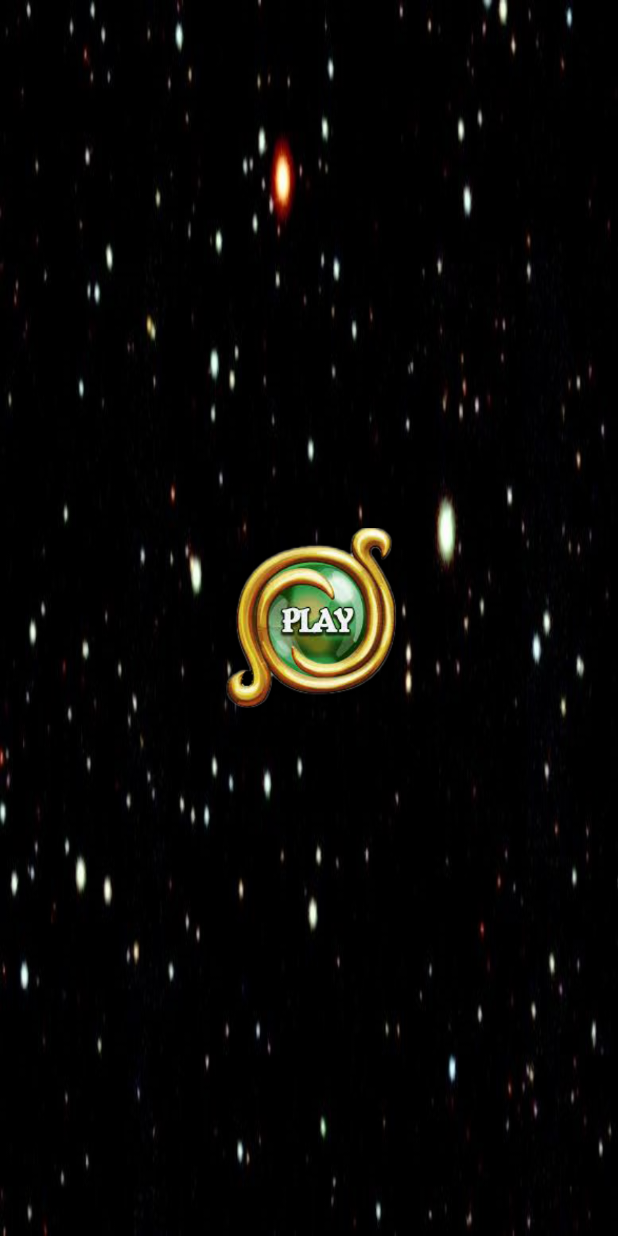
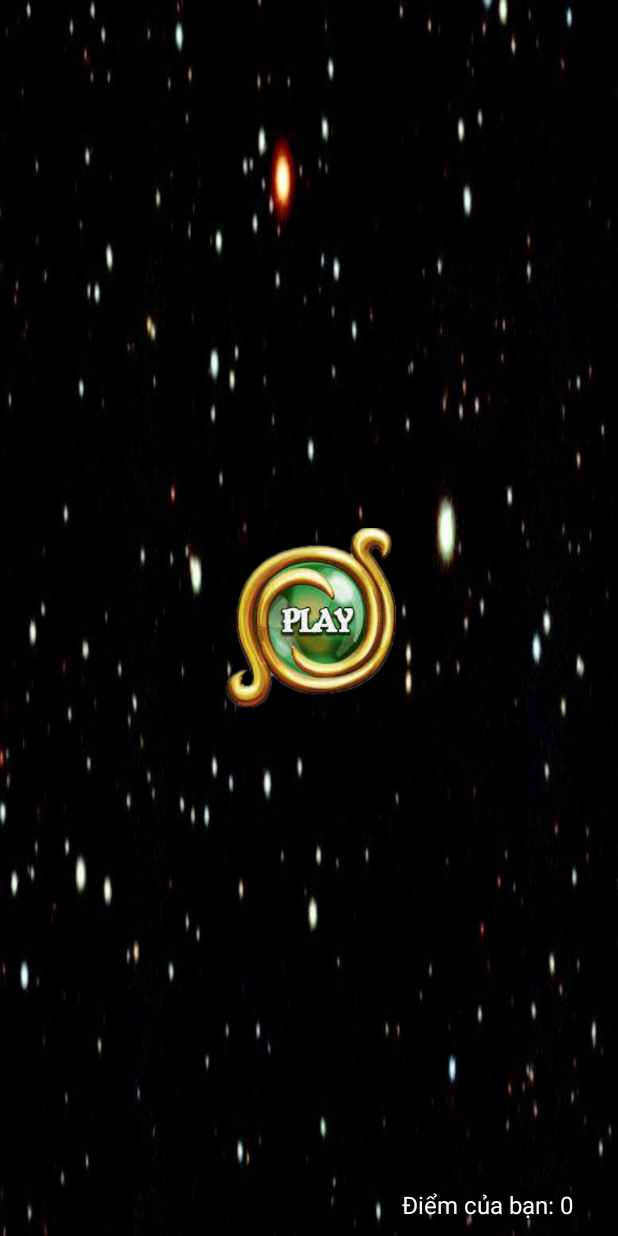
Before and after one commit to LinhAndroidDev/ShotPlane, an Android app: the layout activity_main.xml on its own in the app's theme, with its tools: preview values and no code run, on a phone screen of 412 x 824 dp. Run offline under Robolectric (Android 15) with nearby library versions, the phone set to English and light mode, and no system bars.

Commit message:
update 12/06

```diff
--- a/app/src/main/java/com/example/shotplane/MainActivity.kt
+++ b/app/src/main/java/com/example/shotplane/MainActivity.kt
@@ -10,8 +10,9 @@ import android.os.CountDownTimer
 import android.view.Display
 import android.view.MotionEvent
 import android.view.View
-import android.view.View.OnTouchListener
 import android.view.WindowManager
+import android.view.animation.Animation
+import android.view.animation.AnimationUtils
 import android.widget.ImageView
 import android.widget.RelativeLayout
 import androidx.appcompat.app.AppCompatActivity
@@ -19,7 +20,6 @@ import kotlinx.android.synthetic.main.activity_main.*
 import kotlin.math.abs
 import kotlin.math.pow
 import kotlin.math.sqrt
-import kotlin.text.Typography.bullet
 
 
 @Suppress("DEPRECATION")
@@ -29,21 +29,48 @@ class MainActivity : AppCompatActivity() {
     var xDown: Float = 0f
     var yDown: Float = 0f
     var TIME_CHANGE: Int = 0
-    var count1: Int = 0
-    var count2: Int = 0
-    var count3: Int = 0
-    var count4: Int = 0
-    var count5: Int = 0
-    var count6: Int = 0
     lateinit var increasePoint: MediaPlayer
+    lateinit var fail: MediaPlayer
+    lateinit var enlarge: Animation
+    lateinit var zoomOut: Animation
     lateinit var createBullet: CountDownTimer
     lateinit var moveBullet: CountDownTimer
+    var listHeader: ArrayList<ImageView> = arrayListOf()
+    var listCount: ArrayList<Int> = arrayListOf()
+    var listSpeech: ArrayList<Int> = arrayListOf()
+    lateinit var moveItemTime: CountDownTimer
+    var SCORE: Int = 50
 
+    @SuppressLint("SetTextI18n")
     override fun onCreate(savedInstanceState: Bundle?) {
         super.onCreate(savedInstanceState)
         setContentView(R.layout.activity_main)
 
         increasePoint = MediaPlayer.create(this,R.raw.getpoint)
+        fail = MediaPlayer.create(this,R.raw.tiengbaoloi)
+        enlarge = AnimationUtils.loadAnimation(this, R.anim.enlarge)
+        zoomOut = AnimationUtils.loadAnimation(this, R.anim.zoom_out)
+        score.text = "Điểm của bạn $SCORE"
+
+        //add list header
+        listHeader.add(header1)
+        listHeader.add(header2)
+        listHeader.add(header3)
+        listHeader.add(header4)
+        listHeader.add(header5)
+        listHeader.add(header6)
+
+        //add count
+        for(i in 0 until listHeader.size){
+            listCount.add(0)
+        }
+
+        //add speed header
+        for(i in 0 until listHeader.size){
+            listSpeech.add(1)
+        }
+
+        setMoveItem()
 
         setWindow()
 
@@ -54,6 +81,30 @@ class MainActivity : AppCompatActivity() {
         setPositionItem()
 
         initUi()
+    }
+
+    private fun setMoveItem() {
+        moveItemTime = object : CountDownTimer(600000, 10) {
+            @SuppressLint("SetTextI18n")
+            override fun onTick(p0: Long) {
+                for(i in 0 until listHeader.size){
+                    listHeader[i].y = listHeader[i].y + listSpeech[i]
+                    if (listHeader[i].y - screenHeight >= 0) {
+                        if(listHeader[i].visibility == View.VISIBLE && SCORE > 0){
+                            SCORE -= 10
+                            score.text = "Điểm của bạn $SCORE"
+                        }
+                        setVisibleHeaderAgain(listHeader[i])
+                    }
+                    setCollidePLaneWithHeader(listHeader[i],plane)
+                }
+                TIME_CHANGE += 10
+            }
+
+            override fun onFinish() {
+
+            }
+        }
     }
 
     private fun moveBackGround() {
@@ -83,36 +134,19 @@ class MainActivity : AppCompatActivity() {
     @SuppressLint("ClickableViewAccessibility")
     private fun initUi() {
         play.setOnClickListener {
-
-//            plane.x = ((screenWidth/2 - plane.width/2).toFloat())
-//            plane.y = ((screenHeight/2 - plane.height/2).toFloat())
-
             createBullet()
-
+            plane.isEnabled = true
+            plane.x = (screenWidth/2 - plane.width/2).toFloat()
+            plane.y = (screenHeight/2 - plane.height/2).toFloat()
+            play.startAnimation(zoomOut)
             play.visibility = View.GONE
+            SCORE = 50
             setVisibleHeader()
 
-            object : CountDownTimer(600000, 10) {
-                override fun onTick(p0: Long) {
-                    header1.y = header1.y + 1
-                    header2.y = header1.y + 1
-                    header3.y = header1.y + 1
-                    header4.y = header1.y + 1
-                    header5.y = header1.y + 1
-                    header6.y = header1.y + 1
-                    if (header1.y - screenHeight >= 0) {
-                        setVisibleHeader()
-                    }
-                    TIME_CHANGE += 10
-                }
-
-                override fun onFinish() {
-
-                }
-
-            }.start()
+            moveItemTime.start()
         }
 
+        //move plane
         plane.setOnTouchListener { _, even ->
             when (even?.actionMasked) {
                 MotionEvent.ACTION_DOWN -> {
@@ -144,80 +178,34 @@ class MainActivity : AppCompatActivity() {
         createBullet = object : CountDownTimer(600000, 200) {
             override fun onTick(p0: Long) {
                 val bullet = ImageView(applicationContext)
-                val params = RelativeLayout.LayoutParams(40, 60)
+                val params = RelativeLayout.LayoutParams(30, 45)
                 bullet.layoutParams = params
                 layoutGame.addView(bullet)
                 bullet.setBackgroundResource(R.drawable.icon_dan)
-                bullet.x = plane.x + 40
-                bullet.y = plane.y - 40
+                bullet.x = plane.x + 45
+                bullet.y = plane.y - 30
 
                 moveBullet = object : CountDownTimer(600000, 10) {
+                    @SuppressLint("SetTextI18n")
                     override fun onTick(p0: Long) {
                         bullet.y = bullet.y - 5
-                        if(setCollide(header1, bullet, count1) == 0){
-                            header1.visibility = View.GONE
-                            bullet.visibility = View.GONE
-                            increasePoint.start()
-                            count1 = 0
-                        }else if(setCollide(header1, bullet, count1) == 1){
-                            bullet.visibility = View.GONE
-                            bullet.y = bullet.y + 500
-                            count1++
-                        }
-
-                        if(setCollide(header2, bullet, count2) == 0){
-                            header2.visibility = View.GONE
-                            bullet.visibility = View.GONE
-                            increasePoint.start()
-                            count2 = 0
-                        }else if(setCollide(header2, bullet, count2) == 1){
-                            bullet.visibility = View.GONE
-                            bullet.y = bullet.y + 500
-                            count2++
-                        }
-
-                        if(setCollide(header3, bullet, count3) == 0){
-                            header3.visibility = View.GONE
-                            bullet.visibility = View.GONE
-                            increasePoint.start()
-                            count3 = 0
-                        }else if(setCollide(header3, bullet, count3) == 1){
-                            bullet.visibility = View.GONE
-                            bullet.y = bullet.y + 500
-                            count3++
-                        }
-
-                        if(setCollide(header4, bullet, count4) == 0){
-                            header4.visibility = View.GONE
-                            bullet.visibility = View.GONE
-                            increasePoint.start()
-                            count4 = 0
-                        }else if(setCollide(header4, bullet, count4) == 1){
-                            bullet.visibility = View.GONE
-                            bullet.y = bullet.y + 500
-                            count4++
-                        }
-
-                        if(setCollide(header5, bullet, count5) == 0){
-                            header5.visibility = View.GONE
-                            bullet.visibility = View.GONE
-                            increasePoint.start()
-                            count5 = 0
-                        }else if(setCollide(header5, bullet, count5) == 1){
-                            bullet.visibility = View.GONE
-                            bullet.y = bullet.y + 500
-                            count5++
-                        }
-
-                        if(setCollide(header6, bullet, count6) == 0){
-                            header6.visibility = View.GONE
-                            bullet.visibility = View.GONE
-                            increasePoint.start()
-                            count6 = 0
-                        }else if(setCollide(header6, bullet, count6) == 1){
-                            bullet.visibility = View.GONE
-                            bullet.y = bullet.y + 500
-                            count6++
+                        for(i in 0 until listHeader.size){
+                            if(setCollideBulletWithHeader(listHeader[i], bullet, listCount[i]) == 0){
+                                listHeader[i].visibility = View.GONE
+                                bullet.visibility = View.GONE
+                                setVisibleHeaderAgain(listHeader[i])
+                                increasePoint.start()
+                                listCount[i] = 0
+                                listSpeech[i] = 1
+                                SCORE += 10
+                                score.text = "Điểm của bạn $SCORE"
+                            }else if(setCollideBulletWithHeader(listHeader[i], bullet, listCount[i]) == 1){
+                                bullet.visibility = View.GONE
+                                bullet.y = bullet.y + 100000
+                                bullet.x = bullet.x + 100000
+                                listCount[i]++
+                                listSpeech[i] = listCount[i] + 2
+                            }
                         }
                     }
 
@@ -235,10 +223,10 @@ class MainActivity : AppCompatActivity() {
         }.start()
     }
 
-    private fun setCollide(header: ImageView, bullet: ImageView, count: Int) : Int{
+    private fun setCollideBulletWithHeader(header: ImageView, bullet: ImageView, count: Int) : Int{
         val distanceFromBulletToHeader = sqrt(
             abs((header.x + header.width / 2) - bullet.x).toDouble()
-                .pow(2.0) + abs((header.y + header.height / 2) - bullet.y).toDouble()
+                .pow(2.0) + abs((header.y + header.height / 6) - bullet.y).toDouble()
                 .pow(2.0)
             )
 
@@ -254,15 +242,29 @@ class MainActivity : AppCompatActivity() {
         return 2
     }
 
+    private fun setCollidePLaneWithHeader(header: ImageView, pl: ImageView){
+        val distanceFromPlaneToHeader = sqrt(
+            abs((header.x + header.width / 2) - (pl.x + pl.width/2)).toDouble()
+                .pow(2.0) + abs((header.y + header.height / 6) - (pl.y + pl.height/2)).toDouble()
+                .pow(2.0)
+        )
+        if(-70 <= distanceFromPlaneToHeader && distanceFromPlaneToHeader <= 70
+            && header.y >= 0 && header.visibility == View.VISIBLE){
+            fail.start()
+            moveItemTime.cancel()
+            createBullet.cancel()
+            plane.isEnabled = false
+            play.visibility = View.VISIBLE
+            play.startAnimation(enlarge)
+        }
+    }
+
     private fun setVisibleHeader() {
         val random: java.util.Random = java.util.Random()
         do {
-            header1.y = random.nextInt(screenHeight / 2) * (-1).toFloat()
-            header2.y = random.nextInt(screenHeight / 2) * (-1).toFloat()
-            header3.y = random.nextInt(screenHeight / 2) * (-1).toFloat()
-            header4.y = random.nextInt(screenHeight / 2) * (-1).toFloat()
-            header5.y = random.nextInt(screenHeight / 2) * (-1).toFloat()
-            header6.y = random.nextInt(screenHeight / 2) * (-1).toFloat()
+            for(i in 0 until listHeader.size){
+                listHeader[i].y = random.nextInt(screenHeight / 2) * (-1).toFloat()
+            }
         } while (header1.y == header2.y || header1.y == header3.y || header1.y == header4.y || header1.y == header5.y || header1.y == header6.y ||
             header2.y == header3.y || header2.y == header4.y || header2.y == header5.y || header2.y == header6.y ||
             header3.y == header4.y || header3.y == header5.y || header3.y == header6.y ||
@@ -270,19 +272,17 @@ class MainActivity : AppCompatActivity() {
             header5.y == header6.y
         )
 
-        header1.visibility = View.VISIBLE
-        header2.visibility = View.VISIBLE
-        header3.visibility = View.VISIBLE
-        header4.visibility = View.VISIBLE
-        header5.visibility = View.VISIBLE
-        header6.visibility = View.VISIBLE
+        for(i in 0 until listHeader.size){
+            listHeader[i].visibility = View.VISIBLE
+            setAnimationView(listHeader[i])
+        }
+    }
 
-        setAnimationView(header1)
-        setAnimationView(header2)
-        setAnimationView(header3)
-        setAnimationView(header4)
-        setAnimationView(header5)
-        setAnimationView(header6)
+    private fun setVisibleHeaderAgain(header: ImageView){
+        val random: java.util.Random = java.util.Random()
+        header.y = random.nextInt(screenHeight / 2) * (-1).toFloat()
+        header.visibility = View.VISIBLE
+        setAnimationView(header)
     }
 
     private fun setAnimationView(image: ImageView) {
--- /dev/null
+++ b/app/src/main/res/drawable/svgviewer_output.xml
@@ -0,0 +1,72 @@
+<vector xmlns:android="http://schemas.android.com/apk/res/android"
+    android:width="499.2dp"
+    android:height="499.2dp"
+    android:viewportWidth="499.2"
+    android:viewportHeight="499.2">
+  <path
+      android:pathData="M481.6,499.2l-464,0l159.2,-368l145.6,0z"
+      android:fillColor="#005EE5CF"/>
+  <path
+      android:pathData="M303.2,153.6c0,24 -24,42.4 -53.6,42.4S196,176.8 196,153.6c0,-24 24,-42.4 53.6,-42.4S303.2,129.6 303.2,153.6z"
+      android:fillColor="#EA1F0A"/>
+  <path
+      android:pathData="M287.2,123.2c20.8,16.8 20.8,44 0,60.8s-54.4,16.8 -76,0"
+      android:fillColor="#C61109"/>
+  <path
+      android:pathData="M190.4,137.6c0,24 -24,42.4 -53.6,42.4s-53.6,-19.2 -53.6,-42.4c0,-24 24,-42.4 53.6,-42.4S190.4,114.4 190.4,137.6z"
+      android:fillColor="#EA1F0A"/>
+  <path
+      android:pathData="M174.4,107.2c20.8,16.8 20.8,44 0,60.8s-54.4,16.8 -76,0"
+      android:fillColor="#C61109"/>
+  <path
+      android:pathData="M416,137.6c0,24 -24,42.4 -53.6,42.4s-53.6,-19.2 -53.6,-42.4c0,-24 24,-42.4 53.6,-42.4C392,95.2 416,114.4 416,137.6z"
+      android:fillColor="#EA1F0A"/>
+  <path
+      android:pathData="M400,107.2c20.8,16.8 20.8,44 0,60.8s-54.4,16.8 -76,0"
+      android:fillColor="#C61109"/>
+  <path
+      android:pathData="M374.4,78.4C368,44 314.4,0 249.6,0S131.2,44 124.8,78.4c-67.2,7.2 -111.2,20 -111.2,34.4c0,22.4 105.6,40 236,40s236,-18.4 236,-40C485.6,98.4 440.8,85.6 374.4,78.4z"
+      android:fillColor="#2196F3"/>
+  <path
+      android:pathData="M249.6,152.8c130.4,0 236,-18.4 236,-40c0,-14.4 -44.8,-27.2 -111.2,-34.4C368,44 314.4,0 249.6,0"
+      android:fillColor="#2D7495"/>
+  <path
+      android:name="linght1"
+      android:pathData="M188,79.2m-15.2,0a15.2,15.2 0,1 1,30.4 0a15.2,15.2 0,1 1,-30.4 0"
+      android:fillColor="#FFC41D"/>
+  <path
+      android:name="linght2"
+      android:pathData="M198.4,68.8c5.6,5.6 5.6,15.2 0,21.6c-5.6,5.6 -15.2,5.6 -21.6,0"
+      android:fillColor="#F4A211"/>
+  <path
+      android:name="linght3"
+      android:pathData="M249.6,79.2m-15.2,0a15.2,15.2 0,1 1,30.4 0a15.2,15.2 0,1 1,-30.4 0"
+      android:fillColor="#FFC41D"/>
+  <path
+      android:pathData="M260,68.8c5.6,5.6 5.6,15.2 0,21.6c-5.6,5.6 -15.2,5.6 -21.6,0"
+      android:fillColor="#F4A211"/>
+  <path
+      android:pathData="M311.2,79.2m-15.2,0a15.2,15.2 0,1 1,30.4 0a15.2,15.2 0,1 1,-30.4 0"
+      android:fillColor="#FFC41D"/>
+  <path
+      android:pathData="M322.4,68.8c5.6,5.6 5.6,15.2 0,21.6c-5.6,5.6 -15.2,5.6 -21.6,0"
+      android:fillColor="#F4A211"/>
+  <path
+      android:pathData="M428.8,377.6l-54.4,54.4l-33.6,-33.6l-32,31.2l-111.2,-111.2l-85.6,86.4l-36.8,-39.2l-57.6,133.6l464,0z"
+      android:fillColor="#0039C9AD"/>
+  <path
+      android:pathData="M428.8,377.6l-54.4,70.4l-33.6,-49.6l-32,55.2l-111.2,-135.2l-85.6,125.6l-36.8,-78.4l-57.6,133.6l464,0z"
+      android:fillColor="#002ABA9E"/>
+  <path
+      android:pathData="M346.4,265.6c-1.6,0 -3.2,0 -4.8,0.8c-3.2,-3.2 -7.2,-4.8 -12,-4.8h-0.8c-0.8,-8.8 -8,-16 -16.8,-16c-7.2,0 -12.8,4.8 -15.2,10.4c-0.8,0 -1.6,0 -2.4,0c-6.4,0 -12.8,4 -15.2,9.6c-2.4,-0.8 -4,-1.6 -6.4,-1.6c-9.6,0 -16.8,7.2 -16.8,16.8s7.2,16.8 16.8,16.8c0.8,0 1.6,0 2.4,0c3.2,4.8 8,8.8 14.4,8.8c4,0 7.2,-1.6 9.6,-3.2c3.2,4 8,6.4 12.8,6.4s8.8,-1.6 12,-4.8c1.6,0.8 3.2,0.8 4.8,0.8c5.6,0 10.4,-2.4 13.6,-6.4c1.6,0 2.4,0.8 4,0.8c9.6,0 16.8,-7.2 16.8,-16.8S355.2,265.6 346.4,265.6z"
+      android:fillColor="#0039C9AD"/>
+  <path
+      android:pathData="M345.6,271.2c-1.6,0 -3.2,0 -4,0.8c-3.2,-2.4 -7.2,-3.2 -12,-3.2h-0.8c-0.8,-5.6 -8,-10.4 -16.8,-10.4c-7.2,0 -12.8,3.2 -15.2,7.2c-0.8,0 -1.6,0 -2.4,0c-6.4,0 -12.8,2.4 -15.2,6.4c-2.4,-0.8 -4,-0.8 -6.4,-0.8c-8.8,0 -16.8,4.8 -16.8,11.2c0,6.4 7.2,11.2 16.8,11.2c0.8,0 1.6,0 2.4,0c3.2,3.2 8,5.6 14.4,5.6c4,0 7.2,-0.8 9.6,-2.4c3.2,2.4 8,4 12.8,4s8.8,-1.6 12,-3.2c1.6,0 3.2,0.8 4.8,0.8c5.6,0 10.4,-1.6 13.6,-4.8c1.6,0 2.4,0 4,0c8.8,0 16.8,-4.8 16.8,-11.2C361.6,276.8 354.4,271.2 345.6,271.2z"
+      android:fillColor="#002ABA9E"/>
+  <path
+      android:pathData="M164,249.6c1.6,0 2.4,0 3.2,0.8c2.4,-2.4 5.6,-4 9.6,-4h0.8c0,-7.2 6.4,-12.8 13.6,-12.8c5.6,0 10.4,3.2 12.8,8.8c0.8,0 0.8,0 1.6,0c5.6,0 10.4,3.2 12,8c1.6,-0.8 3.2,-0.8 5.6,-0.8c7.2,0 13.6,6.4 13.6,13.6c0,7.2 -5.6,13.6 -13.6,13.6c-0.8,0 -0.8,0 -1.6,0c-2.4,4 -6.4,7.2 -12,7.2c-3.2,0 -5.6,-0.8 -8,-2.4c-2.4,3.2 -6.4,4.8 -10.4,4.8s-7.2,-1.6 -9.6,-4c-1.6,0 -2.4,0.8 -4,0.8c-4.8,0 -8,-2.4 -10.4,-5.6c-0.8,0 -2.4,0.8 -3.2,0.8c-7.2,0 -13.6,-6.4 -13.6,-13.6C150.4,256 156,249.6 164,249.6z"
+      android:fillColor="#0039C9AD"/>
+  <path
+      android:pathData="M164,254.4c1.6,0 2.4,0 3.2,0c2.4,-1.6 5.6,-2.4 9.6,-2.4h0.8c0,-4.8 6.4,-8.8 13.6,-8.8c5.6,0 10.4,2.4 12,5.6c0.8,0 0.8,0 1.6,0c5.6,0 9.6,2.4 12,5.6c1.6,-0.8 3.2,-0.8 5.6,-0.8c7.2,0 13.6,4 13.6,8.8s-5.6,8.8 -13.6,8.8c-0.8,0 -0.8,0 -1.6,0c-2.4,2.4 -6.4,4.8 -11.2,4.8c-3.2,0 -5.6,-0.8 -8,-1.6c-2.4,2.4 -6.4,3.2 -10.4,3.2s-7.2,-0.8 -9.6,-2.4c-1.6,0 -2.4,0.8 -4,0.8c-4,0 -8,-1.6 -10.4,-4c-0.8,0 -2.4,0 -3.2,0c-7.2,0 -13.6,-4 -13.6,-8.8C151.2,258.4 156.8,254.4 164,254.4z"
+      android:fillColor="#002ABA9E"/>
+</vector>
--- a/app/src/main/res/layout/activity_main.xml
+++ b/app/src/main/res/layout/activity_main.xml
@@ -6,11 +6,6 @@
     android:layout_height="match_parent"
     tools:context=".MainActivity"
     android:id="@+id/layoutGame">
-    <RelativeLayout
-        android:layout_width="match_parent"
-        android:layout_height="match_parent"
-        tools:context=".MainActivity"
-        android:id="@+id/main">
     <ImageView
         android:id="@+id/screenFirst"
         android:background="@drawable/readhy"
@@ -24,51 +19,51 @@
         />
     <ImageView
         android:id="@+id/header1"
-            android:src="@drawable/icon_tivi"
+        android:src="@drawable/svgviewer_output"
         android:layout_marginStart="60dp"
-            android:layout_width="70dp"
-            android:layout_height="70dp"
+        android:layout_width="80dp"
+        android:layout_height="80dp"
         android:visibility="gone"/>
     <ImageView
         android:id="@+id/header2"
-            android:src="@drawable/icon_tivi"
+        android:src="@drawable/svgviewer_output"
         android:layout_marginStart="190dp"
-            android:layout_width="70dp"
-            android:layout_height="70dp"
+        android:layout_width="80dp"
+        android:layout_height="80dp"
         android:visibility="gone"/>
     <ImageView
         android:id="@+id/header3"
         android:layout_marginStart="320dp"
-            android:src="@drawable/icon_tivi"
-            android:layout_width="70dp"
-            android:layout_height="70dp"
+        android:src="@drawable/svgviewer_output"
+        android:layout_width="80dp"
+        android:layout_height="80dp"
         android:visibility="gone"/>
     <ImageView
         android:id="@+id/header4"
         android:layout_marginStart="450dp"
-            android:src="@drawable/icon_tivi"
-            android:layout_width="70dp"
-            android:layout_height="70dp"
+        android:src="@drawable/svgviewer_output"
+        android:layout_width="80dp"
+        android:layout_height="80dp"
         android:visibility="gone"/>
     <ImageView
         android:id="@+id/header5"
         android:layout_marginStart="580dp"
-            android:src="@drawable/icon_tivi"
-            android:layout_width="70dp"
-            android:layout_height="70dp"
+        android:src="@drawable/svgviewer_output"
+        android:layout_width="80dp"
+        android:layout_height="80dp"
         android:visibility="gone"/>
     <ImageView
         android:id="@+id/header6"
         android:layout_marginStart="710dp"
-            android:src="@drawable/icon_tivi"
-            android:layout_width="70dp"
-            android:layout_height="70dp"
+        android:src="@drawable/svgviewer_output"
+        android:layout_width="80dp"
+        android:layout_height="80dp"
         android:visibility="gone"/>
 
     <ImageView
         android:id="@+id/plane"
-            android:layout_width="70dp"
-            android:layout_height="70dp"
+        android:layout_width="60dp"
+        android:layout_height="60dp"
         android:layout_centerInParent="true"
         android:src="@drawable/icon_plant" />
 
@@ -77,7 +72,20 @@
         android:layout_width="120dp"
         android:layout_height="120dp"
         android:layout_centerInParent="true"
-            android:src="@drawable/icon_play"
-            />
+        android:src="@drawable/icon_play" />
+    <RelativeLayout
+        android:layout_width="match_parent"
+        android:layout_height="wrap_content"
+        android:layout_marginBottom="10dp"
+        android:layout_alignParentBottom="true">
+        <TextView
+            android:id="@+id/score"
+            android:text="Điểm của bạn: 0"
+            android:textSize="16dp"
+            android:textColor="@color/white"
+            android:layout_alignParentEnd="true"
+            android:layout_marginEnd="30dp"
+            android:layout_width="wrap_content"
+            android:layout_height="wrap_content"/>
     </RelativeLayout>
 </RelativeLayout>
```
Also changed, not shown: app/src/main/res/anim/enlarge.xml (added, +10 -0 lines), app/src/main/res/anim/zoom_out.xml (added, +10 -0 lines), 1 other file. Lines whose indentation alone changed are shown as unchanged.
